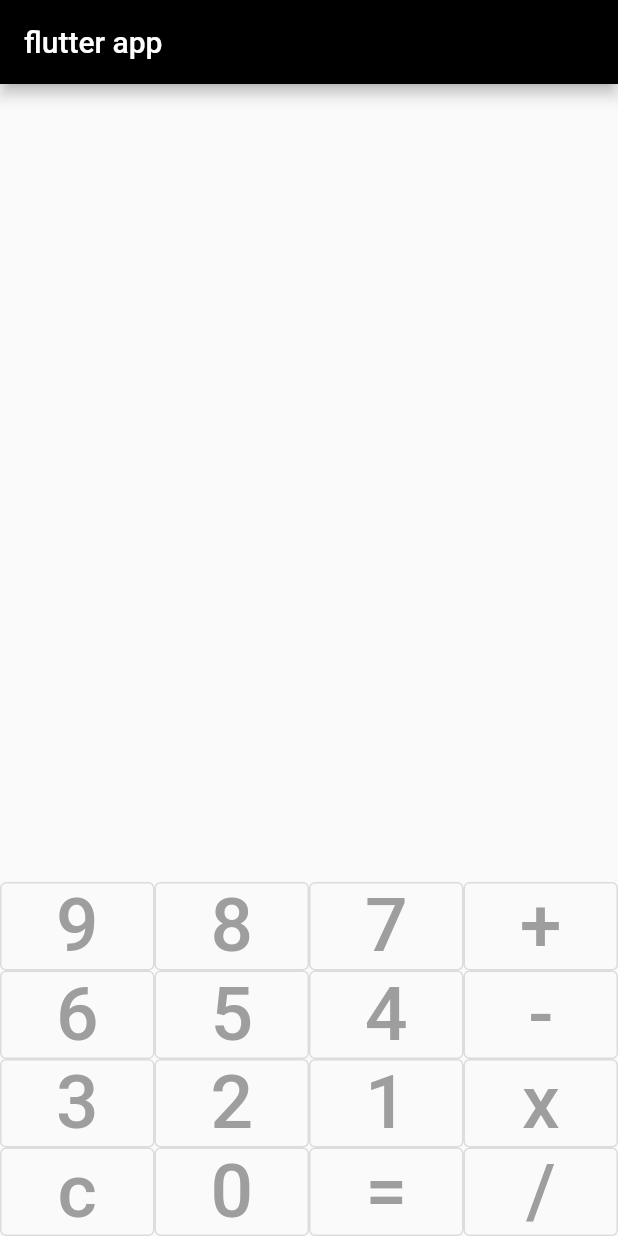
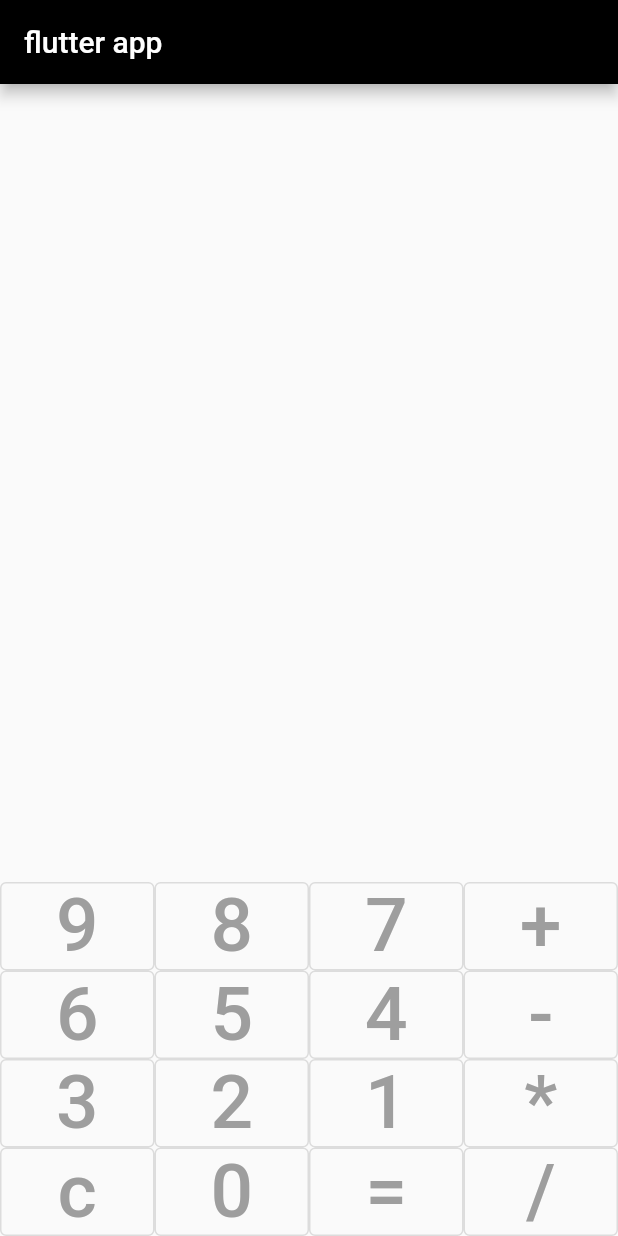
Before and after one commit to Arun100203/flutter_calculator, a Flutter app: the screen it shows after launch, on a phone screen of 412 x 824 dp. Run offline on Flutter 3.47's test engine with Material 2 defaults, Android fonts, the phone set to English and light mode, and no system bars; missing offline and left inert: dart_eval.

Commit message:
Update main.dart

```diff
--- a/lib/main.dart
+++ b/lib/main.dart
@@ -108,7 +108,7 @@ class _MyHomeWidgetState extends State<MyHomeWidget> {
                   button("3"),
                   button("2"),
                   button("1"),
-                  button("x"),
+                  button("*"),
                 ],
               ), Row(
                 children: <Widget>[
```
